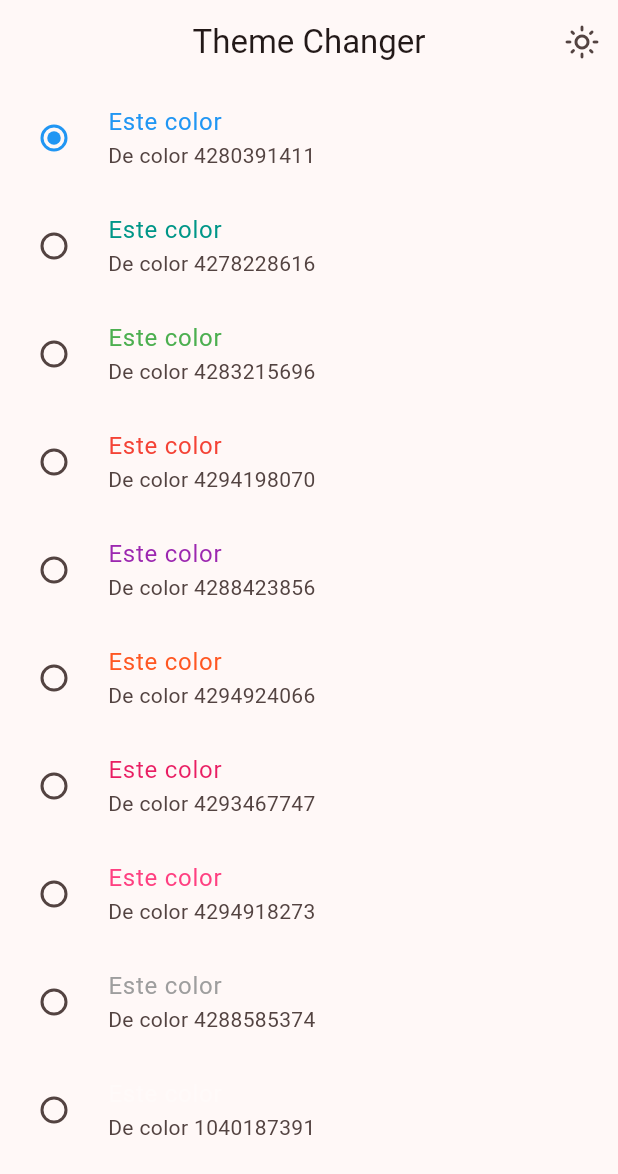
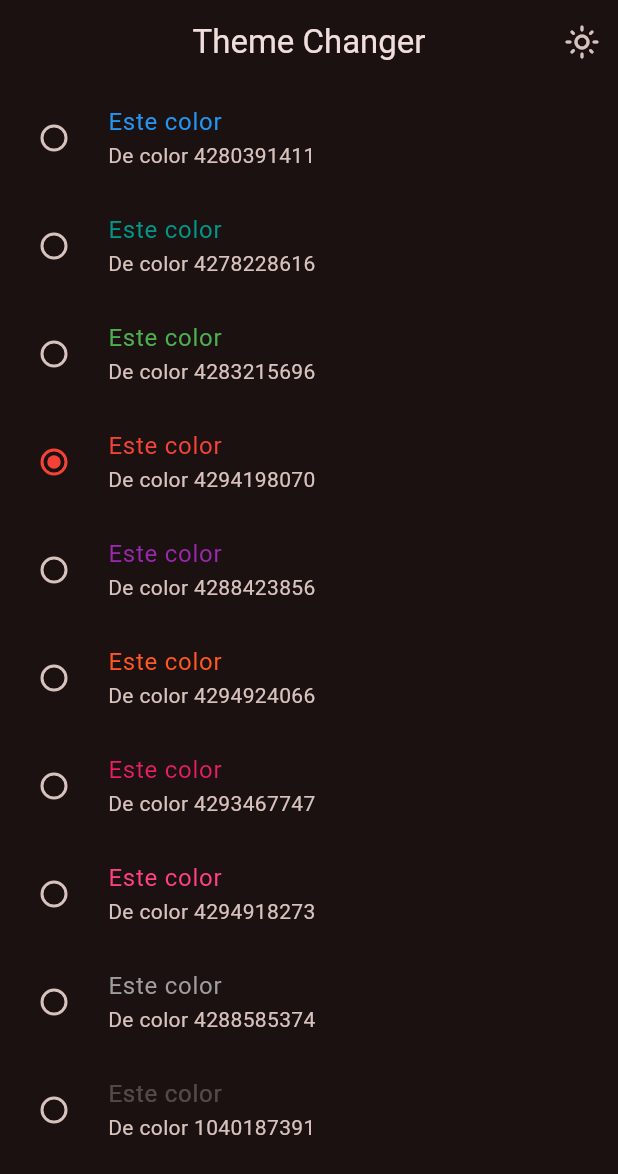
Before and after one commit to dalfonsop/flutter_4_app, a Flutter app: the ThemeChangerScreen screen opened by its route, after a tap on the "dark mode" icon, on a phone screen of 412 x 824 dp. Shown: the top 1174 px of the screen. Run offline on Flutter 3.47's test engine with Material 3 defaults, Android fonts, the phone set to English and light mode, and no system bars; our stand-ins replace animate_do, flutter_riverpod, go_router.

Commit message:
StateNotifier complete

```diff
--- a/widgets_app/lib/config/theme/app_theme.dart
+++ b/widgets_app/lib/config/theme/app_theme.dart
@@ -29,4 +29,6 @@ class AppTheme {
       centerTitle: true,
     )
   );
+
+  AppTheme copyWith({int? selectedColor, bool? isDarkMode}) => AppTheme(selectedColor: selectedColor ?? this.selectedColor, isDarkMode: isDarkMode ?? this.isDarkMode);
 }
--- a/widgets_app/lib/presentation/providers/theme_provider.dart
+++ b/widgets_app/lib/presentation/providers/theme_provider.dart
@@ -12,4 +12,12 @@ final themeNotifierProvider = StateNotifierProvider<ThemeNotifier, AppTheme>((re
 class ThemeNotifier extends StateNotifier<AppTheme>{
   ThemeNotifier():super(AppTheme());
 
+  void toogleDarkMode(){
+    state = state.copyWith(isDarkMode: !state.isDarkMode);
+  }
+
+  void changeColorIndex (int colorIndex){
+    state = state.copyWith(selectedColor: colorIndex);
+  }
+
 }
--- a/widgets_app/lib/presentation/screens/theme_changer/theme_changer_screen.dart
+++ b/widgets_app/lib/presentation/screens/theme_changer/theme_changer_screen.dart
@@ -8,16 +8,14 @@ class ThemeChangerScreen extends ConsumerWidget {
 
   @override
   Widget build(BuildContext context, ref) {
-    final isDarkMode = ref.watch(isDarkModeProvider);
+    final isDarkMode = ref.watch(themeNotifierProvider).isDarkMode;
     return Scaffold(
       appBar: AppBar(
         title: Text('Theme Changer'),
         actions: [
           IconButton(
             onPressed: () {
-              ref
-                  .read(isDarkModeProvider.notifier)
-                  .update((isDarkMode) => !isDarkMode);
+              ref.read(themeNotifierProvider.notifier).toogleDarkMode();
             },
             icon: isDarkMode
                 ? Icon(Icons.light_mode_outlined)
@@ -37,16 +35,17 @@ class _ThemeChangerView extends ConsumerWidget {
   @override
   Widget build(BuildContext context, ref) {
     final List<Color> colors = ref.watch(colorListProvider);
-    int selectedColor = ref.watch(selectedColorProvider);
+    //int selectedColor = ref.watch(selectedColorProvider);
+    final selectedColor = ref.watch(themeNotifierProvider).selectedColor;
 
     return Column(
       children: [
         Expanded(
           child: RadioGroup(
             onChanged: (value) {
-              ref.read(selectedColorProvider.notifier).state = value ?? selectedColor;
+              ref.watch(themeNotifierProvider.notifier).changeColorIndex(value ?? selectedColor);
             },
-            groupValue: selectedColor,
+            groupValue: ref.read(themeNotifierProvider).selectedColor,
             child: ListView.builder(
               itemCount: colors.length,
               itemBuilder: (context, index) {
```
